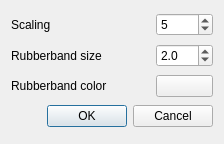
3nids/itembrowser, file ui_settings.ui: the form before one commit.
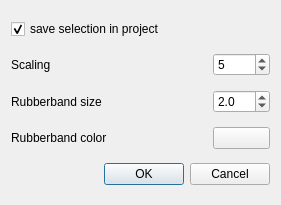
The form after the commit.

Commit message: ui settings new option to save current selection in project

What changed in the file:
```diff
--- a/ui_settings.ui
+++ b/ui_settings.ui
@@ -6,15 +6,15 @@
    <rect>
     <x>0</x>
     <y>0</y>
-    <width>224</width>
-    <height>144</height>
+    <width>281</width>
+    <height>205</height>
    </rect>
   </property>
   <property name="windowTitle">
    <string>Triangulation :: settings</string>
   </property>
   <layout class="QGridLayout" name="gridLayout">
-   <item row="4" column="0" colspan="4">
+   <item row="5" column="0" colspan="4">
     <widget class="QDialogButtonBox" name="buttonBox">
      <property name="orientation">
       <enum>Qt::Horizontal</enum>
@@ -24,7 +24,7 @@
      </property>
     </widget>
    </item>
-   <item row="1" column="3">
+   <item row="2" column="3">
     <widget class="QDoubleSpinBox" name="rubberWidth">
      <property name="toolTip">
       <string extracomment="Width of the selected distance circles used for triangulation."/>
@@ -40,7 +40,7 @@
      </property>
     </widget>
    </item>
-   <item row="2" column="3">
+   <item row="3" column="3">
     <widget class="QPushButton" name="rubberColor">
      <property name="toolTip">
       <string extracomment="Color of the selected distance circles used for triangulation."/>
@@ -50,28 +50,28 @@
      </property>
     </widget>
    </item>
-   <item row="1" column="0" colspan="3">
+   <item row="2" column="0" colspan="3">
     <widget class="QLabel" name="label_2">
      <property name="text">
       <string>Rubberband size</string>
      </property>
     </widget>
    </item>
-   <item row="2" column="0">
+   <item row="3" column="0">
     <widget class="QLabel" name="label">
      <property name="text">
       <string>Rubberband color</string>
      </property>
     </widget>
    </item>
-   <item row="0" column="0">
+   <item row="1" column="0">
     <widget class="QLabel" name="label_3">
      <property name="text">
       <string>Scaling</string>
      </property>
     </widget>
    </item>
-   <item row="0" column="3">
+   <item row="1" column="3">
     <widget class="QSpinBox" name="scaleSpin">
      <property name="minimum">
       <number>1</number>
@@ -84,6 +84,16 @@
      </property>
     </widget>
    </item>
+   <item row="0" column="0" colspan="4">
+    <widget class="QCheckBox" name="saveSelectionBox">
+     <property name="text">
+      <string>save selection in project</string>
+     </property>
+     <property name="checked">
+      <bool>true</bool>
+     </property>
+    </widget>
+   </item>
   </layout>
  </widget>
  <tabstops>
```
The commit also changes 2 other files.
